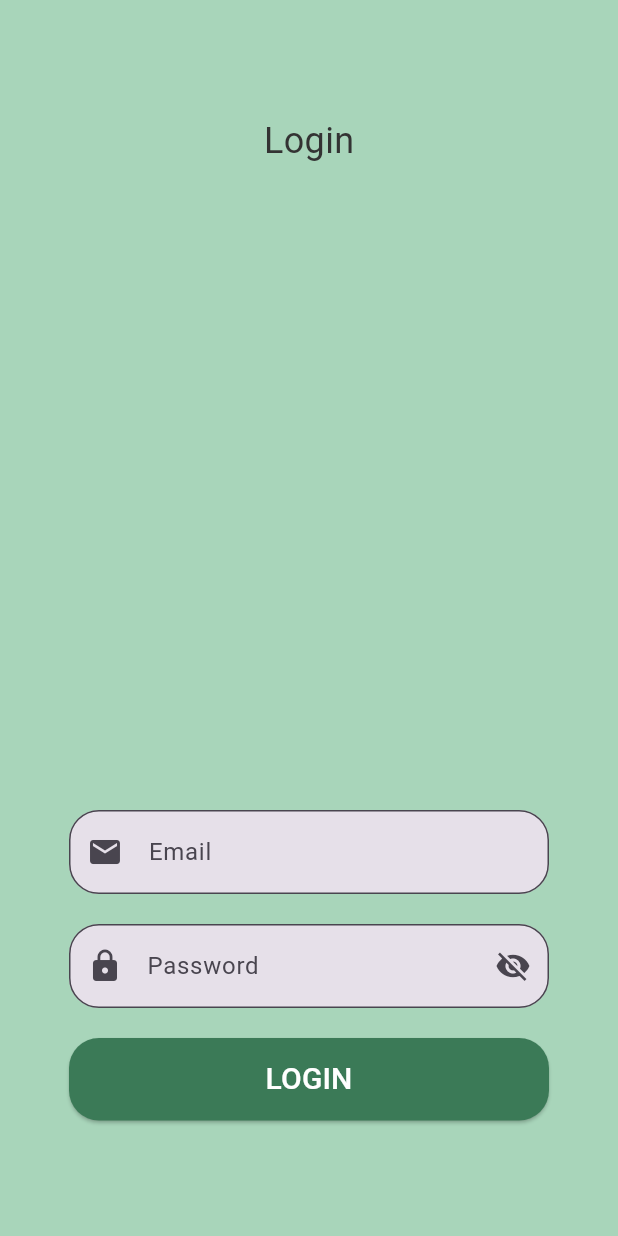
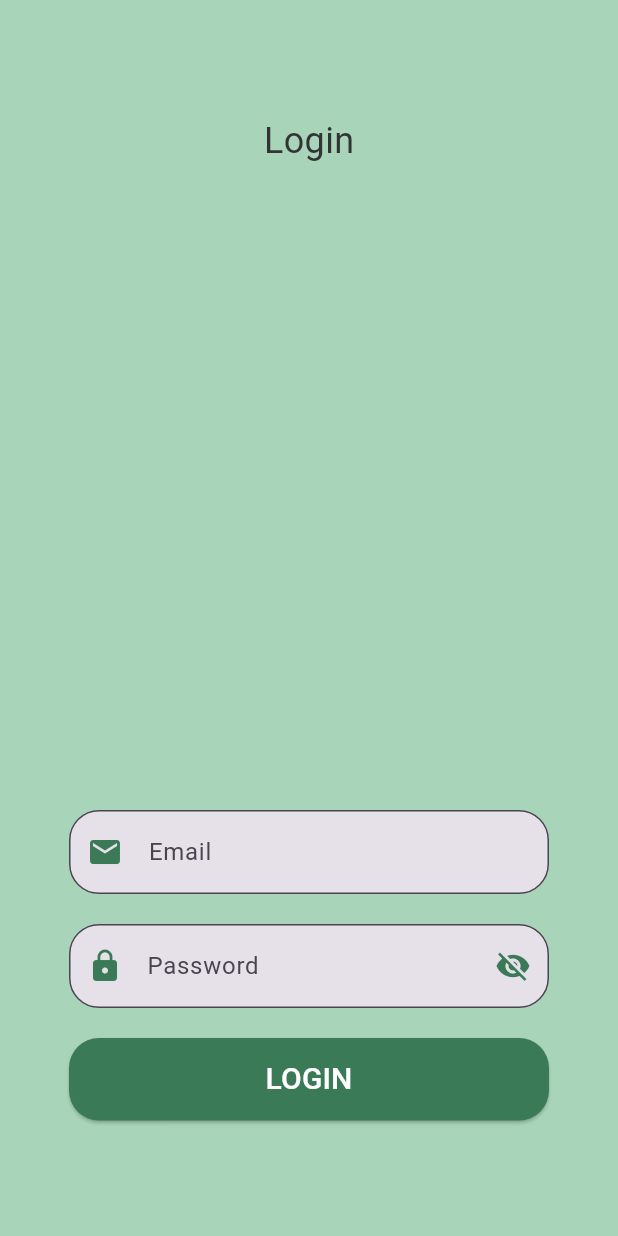
Before and after one commit to Gh0stvil/Soil_himidity_app, a Flutter app: the screen it shows after launch, on a phone screen of 412 x 824 dp. Run offline on Flutter 3.47's test engine with Material 3 defaults, Android fonts, the phone set to English and light mode, and no system bars.

Commit message:
cambios a los fieldtexts

```diff
--- a/lib/widgets/cajas_de_texto.dart
+++ b/lib/widgets/cajas_de_texto.dart
@@ -16,7 +16,7 @@ class _EmailBoxState extends State<EmailBox> {
         filled: true,
         hintText: "Email",
         prefix: Padding(padding: EdgeInsets.only(right: 1)),
-        prefixIcon: Icon(Icons.email),
+        prefixIcon: Icon(Icons.email,color: ColorMyApp.accentColor,),
         labelStyle: TextStyle(color: ColorMyApp.textColorPrimary),
         border: OutlineInputBorder(borderRadius: BorderRadius.circular(20)),
         focusedBorder: OutlineInputBorder(
@@ -44,13 +44,13 @@ class _PasswordBoxState extends State<PasswordBox> {
       decoration: InputDecoration(
         focusedBorder: OutlineInputBorder(
           borderRadius: BorderRadius.circular(20),
-          borderSide: BorderSide(color: ColorMyApp.accentColor, width: 2),
-        ),
+          borderSide: BorderSide.none//BorderSide(color: ColorMyApp.accentColor, width: 2),
+            ),
         filled: true,
         hintText: "Password",
-        prefixIcon: Icon(Icons.lock),
+        prefixIcon: Icon(Icons.lock,color: ColorMyApp.accentColor,),
         suffixIcon: IconButton(
-          icon: Icon(_obscureText ? Icons.visibility_off : Icons.visibility),
+          icon: Icon(_obscureText ? Icons.visibility_off : Icons.visibility),color: ColorMyApp.accentColor,
           onPressed: () {
             setState(() {
               _obscureText = !_obscureText;
```
